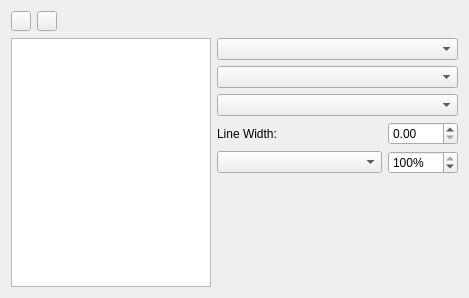
The window that scribus/ui/smlinestylewidget.ui (scribusproject/scribus) describes before a commit, drawn with Qt 5.
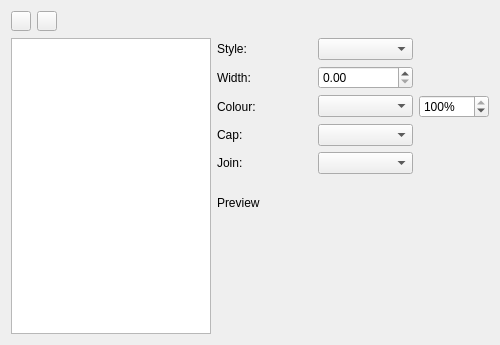
The same window after the commit. Custom widgets are drawn as their Qt base class.

Commit message: #17910: Line Style widget UI polished <qirat>

```diff
--- a/scribus/ui/smlinestylewidget.ui
+++ b/scribus/ui/smlinestylewidget.ui
@@ -6,8 +6,8 @@
    <rect>
     <x>0</x>
     <y>0</y>
-    <width>469</width>
-    <height>298</height>
+    <width>500</width>
+    <height>345</height>
    </rect>
   </property>
   <layout class="QVBoxLayout">
@@ -145,46 +145,61 @@
          <property name="bottomMargin">
           <number>0</number>
          </property>
-         <item row="1" column="0">
-          <widget class="QComboBox" name="endCombo">
-           <property name="sizePolicy">
-            <sizepolicy hsizetype="Expanding" vsizetype="Fixed">
-             <horstretch>0</horstretch>
-             <verstretch>0</verstretch>
-            </sizepolicy>
+         <item row="3" column="0">
+          <widget class="QLabel" name="label_2">
+           <property name="text">
+            <string>Cap:</string>
+           </property>
+          </widget>
+         </item>
+         <item row="4" column="0">
+          <widget class="QLabel" name="label_3">
+           <property name="text">
+            <string>Join:</string>
            </property>
           </widget>
          </item>
          <item row="2" column="0">
-          <widget class="QComboBox" name="joinCombo">
-           <property name="sizePolicy">
-            <sizepolicy hsizetype="Expanding" vsizetype="Fixed">
-             <horstretch>0</horstretch>
-             <verstretch>0</verstretch>
-            </sizepolicy>
+          <widget class="QLabel" name="label_4">
+           <property name="text">
+            <string>Colour:</string>
            </property>
           </widget>
          </item>
-         <item row="0" column="0">
+         <item row="0" column="1">
           <widget class="LineCombo" name="dashCombo"/>
          </item>
-        </layout>
-       </item>
-       <item>
-        <layout class="QGridLayout">
-         <property name="leftMargin">
-          <number>0</number>
-         </property>
-         <property name="topMargin">
-          <number>0</number>
-         </property>
-         <property name="rightMargin">
-          <number>0</number>
-         </property>
-         <property name="bottomMargin">
-          <number>0</number>
-         </property>
-         <item row="1" column="1">
+         <item row="3" column="1">
+          <widget class="QComboBox" name="endCombo">
+           <property name="sizePolicy">
+            <sizepolicy hsizetype="Expanding" vsizetype="Fixed">
+             <horstretch>0</horstretch>
+             <verstretch>0</verstretch>
+            </sizepolicy>
+           </property>
+          </widget>
+         </item>
+         <item row="0" column="0">
+          <widget class="QLabel" name="label">
+           <property name="text">
+            <string>Style:</string>
+           </property>
+          </widget>
+         </item>
+         <item row="4" column="1">
+          <widget class="QComboBox" name="joinCombo">
+           <property name="sizePolicy">
+            <sizepolicy hsizetype="Expanding" vsizetype="Fixed">
+             <horstretch>0</horstretch>
+             <verstretch>0</verstretch>
+            </sizepolicy>
+           </property>
+          </widget>
+         </item>
+         <item row="2" column="1">
+          <widget class="ColorCombo" name="colorCombo"/>
+         </item>
+         <item row="2" column="2">
           <widget class="QSpinBox" name="shadeBox">
            <property name="sizePolicy">
             <sizepolicy hsizetype="Minimum" vsizetype="Fixed">
@@ -212,7 +227,7 @@
            </property>
           </widget>
          </item>
-         <item row="0" column="0">
+         <item row="1" column="0">
           <widget class="QLabel" name="textLabel2">
            <property name="sizePolicy">
             <sizepolicy hsizetype="Expanding" vsizetype="Preferred">
@@ -221,17 +236,14 @@
             </sizepolicy>
            </property>
            <property name="text">
-            <string>Line Width:</string>
+            <string>Width:</string>
            </property>
            <property name="wordWrap">
             <bool>false</bool>
            </property>
           </widget>
          </item>
-         <item row="1" column="0">
-          <widget class="ColorCombo" name="colorCombo"/>
-         </item>
-         <item row="0" column="1">
+         <item row="1" column="1">
           <widget class="ScrSpinBox" name="lineWidth"/>
          </item>
         </layout>
@@ -252,6 +264,13 @@
          </property>
         </spacer>
        </item>
+       <item>
+        <widget class="QLabel" name="label_5">
+         <property name="text">
+          <string>Preview</string>
+         </property>
+        </widget>
+       </item>
        <item>
         <widget class="QLabel" name="previewLabel">
          <property name="sizePolicy">
```
Left out of the diff: 18 changed lines with no effect on the pictures.
